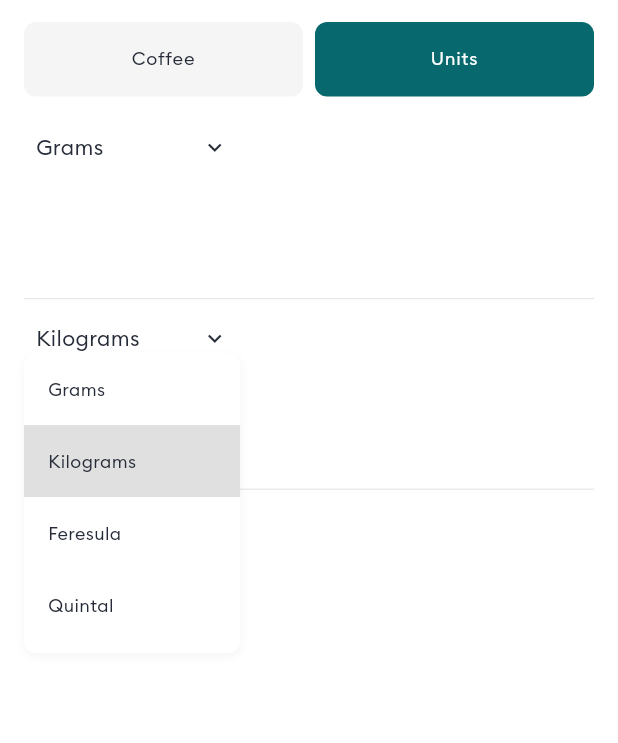
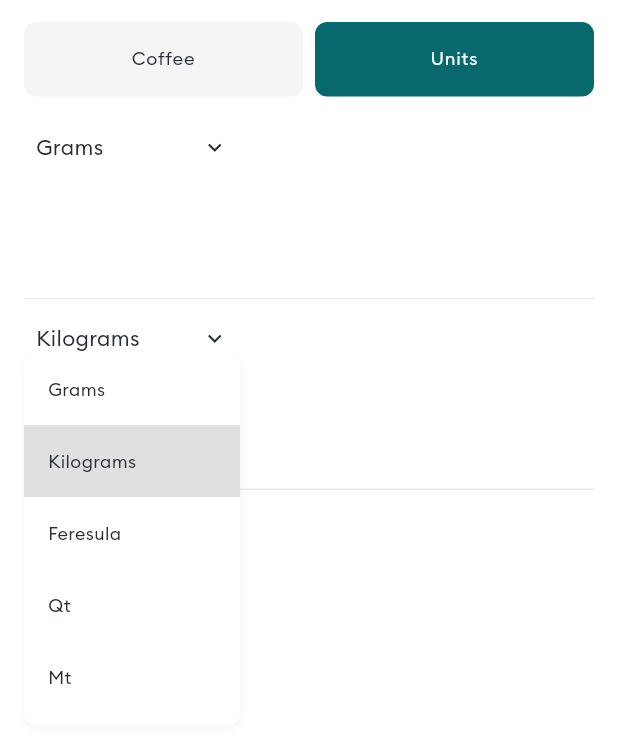
Before and after one commit to TechnoServe/CoffeeEcon-App-ET, a Flutter app: the ConverterView screen opened by its route, after a tap on "Units", after a tap on "Kilograms", on a phone screen of 412 x 824 dp, the part 62-805 px from its top. Run offline on Flutter 3.47's test engine with Material 3 defaults, Android fonts, the phone set to English and light mode, and no system bars; our stand-ins replace dio, dropdown_button2, file_picker, fl_chart, flutter_dotenv, flutter_screenutil and 12 more; missing offline and left inert: excel; accounts and stored records are empty; network calls fail; project files that could hold a hidden picture were left out.

Commit message:
fix/qa-raised

```diff
--- a/assets/lang/am.json
+++ b/assets/lang/am.json
@@ -32,6 +32,8 @@
     "Feresula": "ፈረሱላ",
     "Metric Ton":"ሜትሪክ ቶን",
     "Quintal": "ኩንታል",
+    "Qt": "ኩታ",
+    "Mt": "ሜ.ቶ",
     "FROM": "ከ",
     "TO": "ወደ",
     "Results":"ውጤቶች",
--- a/assets/lang/en.json
+++ b/assets/lang/en.json
@@ -28,6 +28,8 @@
     "Feresula": "Feresula",
     "Metric Ton":"Metric Ton",
     "Quintal": "Quintal",
+    "Qt": "Qt",
+    "Mt": "Mt",
     "FROM": "FROM",
     "TO": "TO",
     "Results":"Results",
@@ -176,7 +178,7 @@
 "Conversion Ratio is required" : "Conversion Ratio is required",
 "Profit margin is required" : "Profit margin is required",
 
-"Procurement Expenses": "Procurement Expenses",
+"Procurement Expenses": "Cherry or Raw Material Expenses",
 "Transport and Commission": "Transport and Commission",
 "Labour Cost": "Labour Cost",
 "Maintenance & Equipment Cost": "Maintenance & Equipment Cost",
--- a/lib/app/Pages/calculator/views/results_overview_view.dart
+++ b/lib/app/Pages/calculator/views/results_overview_view.dart
@@ -71,7 +71,8 @@ class _ResultsOverviewViewState extends State<ResultsOverviewView> {
           onBack: () {
             Get.to<void>(
               () => MainView(
-                initialIndex: 1,
+                initialIndex:
+                    widget.type == ResultsOverviewType.forecast ? 4 : 1,
                 basicCalcData: widget.basicCalcData,
                 advancedCalcData: widget.advancedCalcData,
                 type: widget.type,
--- a/lib/app/Pages/calculator/widgets/tab/basic_tab.dart
+++ b/lib/app/Pages/calculator/widgets/tab/basic_tab.dart
@@ -77,7 +77,7 @@ class _BasicTabState extends State<BasicTab> {
                   keyboardType: TextInputType.number,
                   controller: widget.controller.purchaseVolumeController,
                   hintText: 'Amount',
-                  suffixText: 'Per ${widget.controller.selectedUnit.value}',
+                  suffixText: 'In ${widget.controller.selectedUnit.value}',
                   errorText: 'Cherry purchase volume is required',
                   minValue: '1',
                 ),
--- a/lib/app/Pages/converter/controllers/converter_controller.dart
+++ b/lib/app/Pages/converter/controllers/converter_controller.dart
@@ -360,9 +360,9 @@ Dried pod → Green coffee          1.25 : 1
         fromUnit: _fromUnitValue ?? '',
         toUnit: _toUnitValue ?? '',
         inputValue:
-            "${_lastInputValue!} ${selectedFromUnitIndex.value == 0 ? 'kg'.tr : selectedFromUnitIndex.value == 1 ? 'Quintal'.tr : 'Feresula'.tr}",
+            "${_lastInputValue!} ${selectedFromUnitIndex.value == 0 ? 'kg'.tr : selectedFromUnitIndex.value == 1 ? 'Qt'.tr : selectedFromUnitIndex.value == 2 ? 'Feresula'.tr : 'Mt'.tr}",
         result:
-            '${_lastResult!.toStringAsFixed(2)} ${selectedToUnitIndex.value == 0 ? 'kg'.tr : selectedToUnitIndex.value == 1 ? 'Quintal'.tr : 'Feresula'.tr}',
+            '${_lastResult!.toStringAsFixed(2)} ${selectedToUnitIndex.value == 0 ? 'kg'.tr : selectedToUnitIndex.value == 1 ? 'Qt'.tr : selectedToUnitIndex.value == 2 ? 'Feresula'.tr : 'Mt'.tr}',
         isFromUnitConversion: isFromUnitConversion,
       );
     }
@@ -373,9 +373,11 @@ Dried pod → Green coffee          1.25 : 1
       case 0:
         return 'Kg';
       case 1:
-        return 'Quintal';
+        return 'Qt';
       case 2:
         return 'Feresula';
+      case 3:
+        return 'Mt';
       default:
         return 'Kg';
     }
--- a/lib/app/Pages/converter/widgets/conveter_field.dart
+++ b/lib/app/Pages/converter/widgets/conveter_field.dart
@@ -77,11 +77,17 @@ class ConverterField<T> extends StatelessWidget {
               ],
             ),
             if (showUnits)
-              Row(
-                children: [
-                  Obx(() {
-                    Get.find<ConverterController>();
-                    return Row(
+              Obx(() {
+                Get.find<ConverterController>();
+                final screenWidth = MediaQuery.of(context).size.width;
+                return ConstrainedBox(
+                  constraints: BoxConstraints(
+                    maxWidth:
+                        screenWidth * 0.55, // Adjust to balance with dropdown
+                  ),
+                  child: SingleChildScrollView(
+                    scrollDirection: Axis.horizontal,
+                    child: Row(
                       children: [
                         TabButton(
                           label: 'kg'.tr,
@@ -99,7 +105,7 @@ class ConverterField<T> extends StatelessWidget {
                         ),
                         const SizedBox(width: 4),
                         TabButton(
-                          label: 'Quintal'.tr,
+                          label: 'Qt'.tr,
                           isSelected: selectedUnitIndex!.value == 1,
                           onTap: () => onUnitSelected!(1),
                           height: 29.h,
@@ -127,11 +133,26 @@ class ConverterField<T> extends StatelessWidget {
                                   ),
                           borderRadius: 4,
                         ),
+                        const SizedBox(width: 4),
+                        TabButton(
+                          label: 'Mt'.tr,
+                          isSelected: selectedUnitIndex!.value == 3,
+                          onTap: () => onUnitSelected!(3),
+                          height: 29.h,
+                          textStyle:
+                              Theme.of(context).textTheme.labelMedium?.copyWith(
+                                    fontWeight: FontWeight.w500,
+                                    color: selectedUnitIndex!.value == 3
+                                        ? AppColors.textWhite100
+                                        : AppColors.textBlack60,
+                                  ),
+                          borderRadius: 4,
+                        ),
                       ],
-                    );
-                  }),
-                ],
-              ),
+                    ),
+                  ),
+                );
+              }),
           ],
         ),
         const SizedBox(
--- a/lib/app/Pages/plan/views/plan_view.dart
+++ b/lib/app/Pages/plan/views/plan_view.dart
@@ -72,7 +72,9 @@ class PlanView extends GetView<PlanController> {
 
 class PlanBody extends StatefulWidget {
   PlanBody({super.key, this.initialStep = 0, this.totalSteps = 3}) {
-    controller = Get.put(PlanController());
+    controller = Get.put(
+      PlanController(initialStep: initialStep),
+    );
   }
 
   late final PlanController controller;
@@ -157,7 +159,7 @@ class PlanBodyState extends State<PlanBody>
   void initState() {
     super.initState();
 
-    widget.controller.currentStep.value = widget.initialStep;
+    // widget.controller.currentStep.value = widget.initialStep;
   }
 
   void _goNext() {
--- a/lib/app/core/config/constants/dropdown_data.dart
+++ b/lib/app/core/config/constants/dropdown_data.dart
@@ -19,7 +19,8 @@ class DropdownData {
     'Grams'.tr,
     'Kilograms'.tr,
     'Feresula'.tr,
-    'Quintal'.tr,
+    'Qt'.tr,
+    'Mt'.tr
   ];
 
   /// List of location options.
@@ -36,9 +37,10 @@ class DropdownData {
     'Grams': 0.001,
     'Kilograms': 1.0,
     'Feresula': 17.0,
-    'Quintal': 100.0,
-    'Pound': 0.453592,
+    'Qt': 100.0,
+    'Pound': 0.45359237,
     'Metric Ton': 1000.0, // Added metric ton (1 ton = 1000 kg)
+    "Mt": 1000.0, // Added metric ton (1 ton = 1000 kg)
   };
 
   /// List of business model options.
```
Also changed, not shown: lib/app/Pages/calculator/controllers/basic_calculator_controller.dart (+70 -5 lines), lib/app/Pages/calculator/controllers/forecast_calculator_controller.dart (+16 -8 lines), lib/app/Pages/main/views/main_view.dart (+32 -1 lines), lib/app/Pages/plan/controllers/plan_controller.dart (+31 -29 lines), lib/app/Pages/plan/views/operational_summary_view.dart (+12 -5 lines), lib/app/core/config/constants/calcuation_constants.dart (+5 -2 lines).
